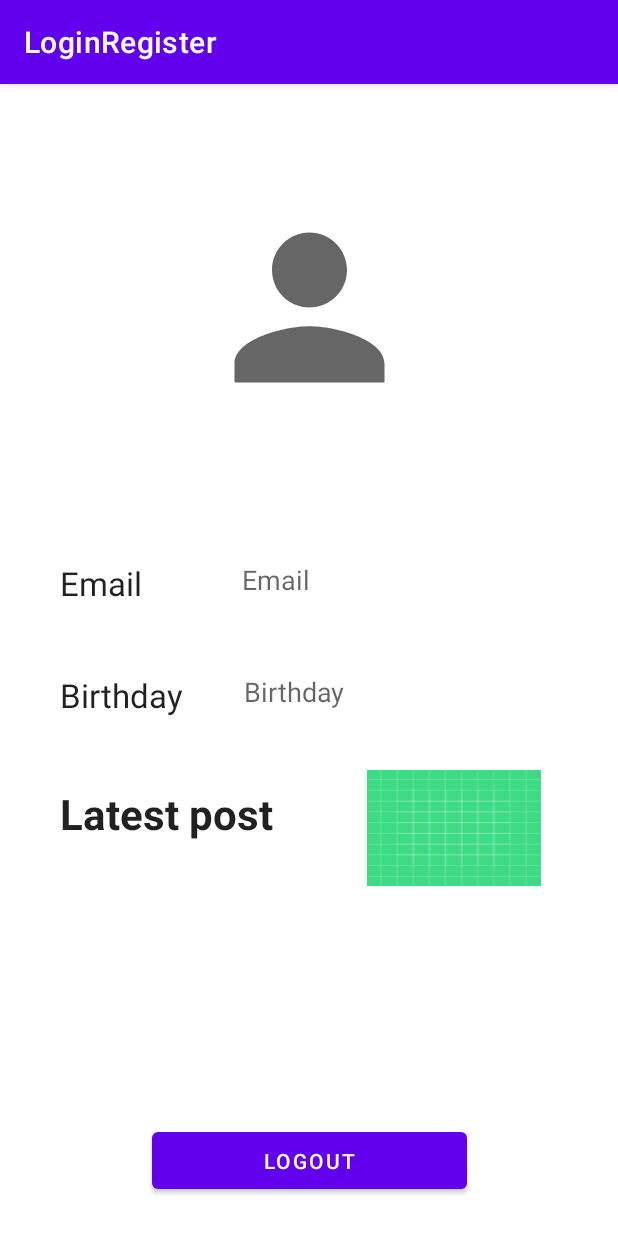
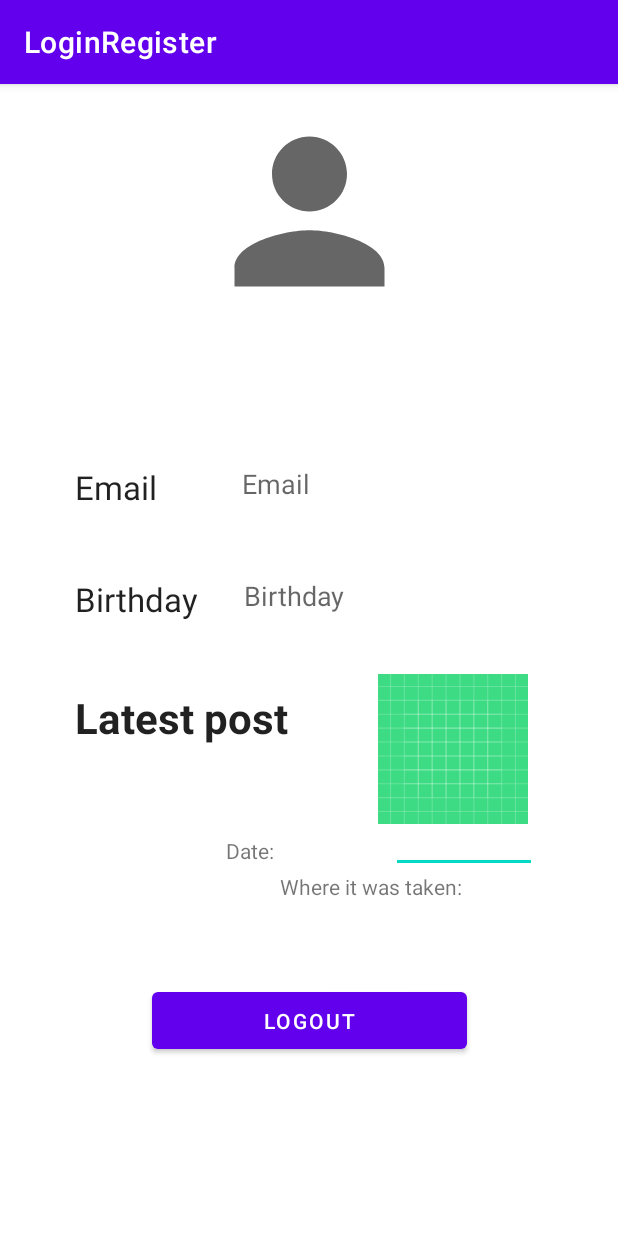
Before and after one commit to xWolf56/GeoPost, an Android app: the UserProfile screen opened directly, with no data from a screen before it, on a phone screen of 412 x 824 dp. Shown: the top 1233 px of the screen. Run offline under Robolectric (Android 15) with nearby library versions, the phone set to English and light mode, and no system bars.

Commit message:
worked on: activity_main (IP)

```diff
--- a/app/src/main/res/layout/activity_user_profile.xml
+++ b/app/src/main/res/layout/activity_user_profile.xml
@@ -1,10 +1,17 @@
 <?xml version="1.0" encoding="utf-8"?>
 
-<androidx.constraintlayout.widget.ConstraintLayout xmlns:android="http://schemas.android.com/apk/res/android"
+<ScrollView xmlns:android="http://schemas.android.com/apk/res/android"
     xmlns:app="http://schemas.android.com/apk/res-auto"
     xmlns:tools="http://schemas.android.com/tools"
+    android:layout_width="fill_parent"
+    android:layout_height="match_parent"
+    android:fillViewport="false"
+    android:orientation="vertical"
+    android:padding="10dp">
+
+    <androidx.constraintlayout.widget.ConstraintLayout
         android:layout_width="match_parent"
-    android:layout_height="match_parent"
+        android:layout_height="wrap_content"
         tools:context=".UserProfile">
 
         <TextView
@@ -42,19 +49,22 @@
             android:textSize="28sp"
             android:textStyle="bold"
             app:layout_constraintEnd_toEndOf="parent"
-        app:layout_constraintHorizontal_bias="0.12"
+            app:layout_constraintHorizontal_bias="0.13"
             app:layout_constraintStart_toStartOf="parent"
             app:layout_constraintTop_toBottomOf="@+id/birthdateTextView" />
 
         <Button
-        android:id="@+id/buttonLogout2"
+            android:id="@+id/logoutButton"
             android:layout_width="210dp"
             android:layout_height="50dp"
+            android:layout_marginTop="50dp"
             android:layout_marginBottom="25dp"
             android:text="@string/logout"
             app:layout_constraintBottom_toBottomOf="parent"
             app:layout_constraintEnd_toEndOf="parent"
-        app:layout_constraintStart_toStartOf="parent" />
+            app:layout_constraintStart_toStartOf="parent"
+            app:layout_constraintTop_toBottomOf="@+id/consultButton"
+            app:layout_constraintVertical_bias="0.0" />
 
         <TextView
             android:id="@+id/userBirthdateTextView"
@@ -86,10 +96,9 @@
 
         <ImageView
             android:id="@+id/latestPostImageView"
-        android:layout_width="119dp"
-        android:layout_height="77dp"
+            android:layout_width="145dp"
+            android:layout_height="100dp"
             android:layout_marginTop="25dp"
-        android:scaleX="1.5"
             app:layout_constraintEnd_toEndOf="parent"
             app:layout_constraintStart_toEndOf="@+id/latestPostTextView"
             app:layout_constraintTop_toBottomOf="@+id/birthdateTextView"
@@ -99,22 +108,22 @@
             android:id="@+id/profileImageView"
             android:layout_width="150dp"
             android:layout_height="150dp"
-        android:layout_marginTop="15dp"
             app:layout_constraintEnd_toEndOf="parent"
             app:layout_constraintStart_toStartOf="parent"
-        app:layout_constraintTop_toBottomOf="@+id/WelcomeTextView"
+            app:layout_constraintTop_toTopOf="parent"
             app:srcCompat="@drawable/ic_user" />
 
         <Button
             android:id="@+id/consultButton"
             android:layout_width="wrap_content"
             android:layout_height="wrap_content"
-        android:layout_marginStart="30dp"
-        android:layout_marginTop="25dp"
+            android:layout_marginTop="50dp"
             android:background="#00FFFFFF"
             android:backgroundTint="#00FFFFFF"
             android:textColor="#0C1E81"
             android:textSize="12sp"
+            app:layout_constraintEnd_toEndOf="parent"
+            app:layout_constraintHorizontal_bias="0.141"
             app:layout_constraintStart_toStartOf="parent"
             app:layout_constraintTop_toBottomOf="@+id/latestPostTextView"
             tools:text="Consult your posts" />
@@ -134,19 +143,50 @@
             app:layout_constraintTop_toBottomOf="@+id/fullNameTextView" />
 
         <TextView
-        android:id="@+id/WelcomeTextView"
-        android:layout_width="wrap_content"
-        android:layout_height="wrap_content"
-        android:layout_marginTop="15dp"
-        android:layout_marginBottom="15dp"
-        android:textAlignment="center"
+            android:id="@+id/postDateTextView"
+            android:layout_width="65dp"
+            android:layout_height="20dp"
+            android:layout_marginTop="8dp"
+            android:text="@string/postDate"
+            app:layout_constraintEnd_toEndOf="parent"
+            app:layout_constraintHorizontal_bias="0.051"
+            app:layout_constraintStart_toEndOf="@+id/consultButton"
+            app:layout_constraintTop_toBottomOf="@+id/latestPostImageView" />
+
+        <TextView
+            android:id="@+id/postLocationTextView"
+            android:layout_width="170dp"
+            android:layout_height="30dp"
+            android:layout_marginTop="4dp"
+            android:text="@string/postLocation"
+            app:layout_constraintEnd_toEndOf="parent"
+            app:layout_constraintStart_toEndOf="@+id/consultButton"
+            app:layout_constraintTop_toBottomOf="@+id/postDateTextView" />
+
+        <EditText
+            android:id="@+id/postDateTextDate"
+            android:layout_width="97dp"
+            android:layout_height="27dp"
+            android:layout_marginTop="5dp"
+            android:ems="10"
+            android:inputType="date"
+            android:textSize="11sp"
+            app:layout_constraintEnd_toEndOf="parent"
+            app:layout_constraintStart_toEndOf="@+id/postDateTextView"
+            app:layout_constraintTop_toBottomOf="@+id/latestPostImageView" />
+
+        <TextView
+            android:id="@+id/LatestPostLocationTextView"
+            android:layout_width="170dp"
+            android:layout_height="30dp"
+            android:layout_marginTop="5dp"
             android:textColor="#000000"
-        android:textSize="32sp"
-        android:textStyle="bold"
-        app:layout_constraintBottom_toTopOf="@+id/profileImageView"
+            android:textSize="12sp"
             app:layout_constraintEnd_toEndOf="parent"
-        app:layout_constraintStart_toStartOf="parent"
-        app:layout_constraintTop_toTopOf="parent"
-        tools:text="Welcome to profile" />
+            app:layout_constraintStart_toEndOf="@+id/consultButton"
+            app:layout_constraintTop_toBottomOf="@+id/postLocationTextView"
+            tools:text="This post was located at..." />
 
     </androidx.constraintlayout.widget.ConstraintLayout>
+
+</ScrollView>
--- a/app/src/main/res/values/strings.xml
+++ b/app/src/main/res/values/strings.xml
@@ -8,9 +8,12 @@
     <string name="login_here">Already have an account? <u>Login</u></string>
     <string name="sign_up_here">Create a new account? SignUp</string>
     <string name="first_name">First Name</string>
-    <string name="last_name">LastName</string>
+    <string name="last_name">Last Name</string>
     <string name="logout">Logout</string>
     <string name="select_date">Select birthdate</string>
     <string name="birthday">Birthday</string>
     <string name="latestPost">Latest post</string>
+    <string name="postDate">Date:</string>
+    <string name="postLocation">Where it was taken:</string>
+    <string name="latestPostLocation">Post location...</string>
 </resources>
```
Lines whose indentation alone changed are shown as unchanged.
